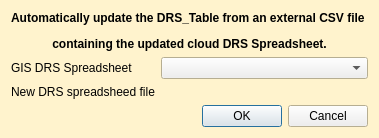
Before: the Qt Designer form PCA_Geomax_Survey_Processing/pca_geomax_update_DRS_dialog_base.ui in PCA-Geodata/PCA_Geomax_Survey_Processing_QGIS_Plugin, drawn with Qt 5.
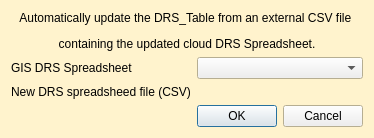
After: the same form once the commit is applied. Custom widgets are drawn as their Qt base class.

```diff
--- a/PCA_Geomax_Survey_Processing/pca_geomax_update_DRS_dialog_base.ui
+++ b/PCA_Geomax_Survey_Processing/pca_geomax_update_DRS_dialog_base.ui
@@ -9,7 +9,7 @@
    <rect>
     <x>0</x>
     <y>0</y>
-    <width>371</width>
+    <width>427</width>
     <height>319</height>
    </rect>
   </property>
@@ -87,7 +87,7 @@
    <item row="0" column="0" colspan="2">
     <widget class="QLabel" name="label">
      <property name="text">
-      <string>&lt;html&gt;&lt;head/&gt;&lt;body&gt;&lt;p align=&quot;center&quot;&gt;&lt;span style=&quot; font-weight:600;&quot;&gt;Automatically update the DRS_Table from an external CSV file &lt;/span&gt;&lt;/p&gt;&lt;p align=&quot;center&quot;&gt;&lt;span style=&quot; font-weight:600;&quot;&gt;containing the updated cloud DRS Spreadsheet.&lt;/span&gt;&lt;/p&gt;&lt;/body&gt;&lt;/html&gt;</string>
+      <string>&lt;html&gt;&lt;head/&gt;&lt;body&gt;&lt;p align=&quot;center&quot;&gt;Automatically update the DRS_Table from an external CSV file &lt;/p&gt;&lt;p align=&quot;center&quot;&gt;containing the updated cloud DRS Spreadsheet.&lt;/p&gt;&lt;/body&gt;&lt;/html&gt;</string>
      </property>
     </widget>
    </item>
@@ -114,7 +114,7 @@
       <enum>QFrame::NoFrame</enum>
      </property>
      <property name="text">
-      <string>New DRS spreadsheed file</string>
+      <string>New DRS spreadsheed file (CSV)</string>
      </property>
     </widget>
    </item>
```
